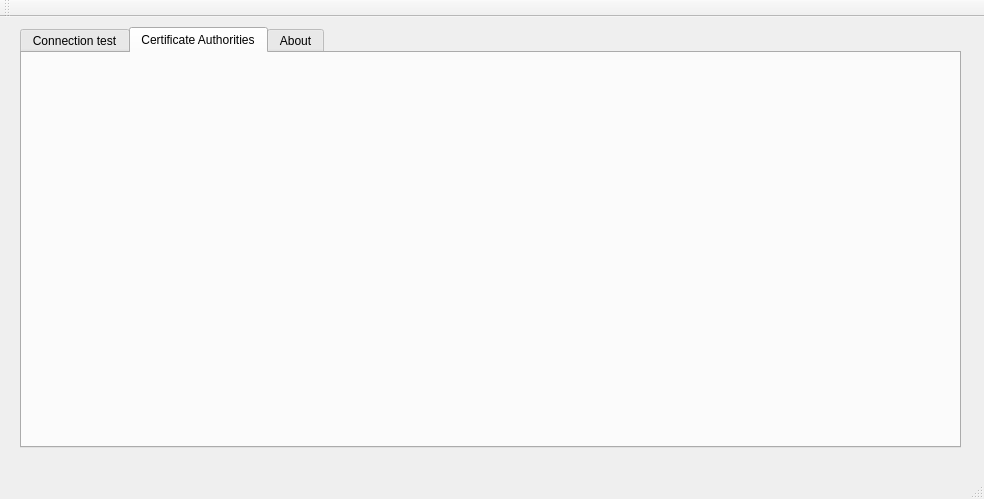
Above: mainwindow.ui from LoginPeople/Dr-SSL before the change. Below: the same form after it.
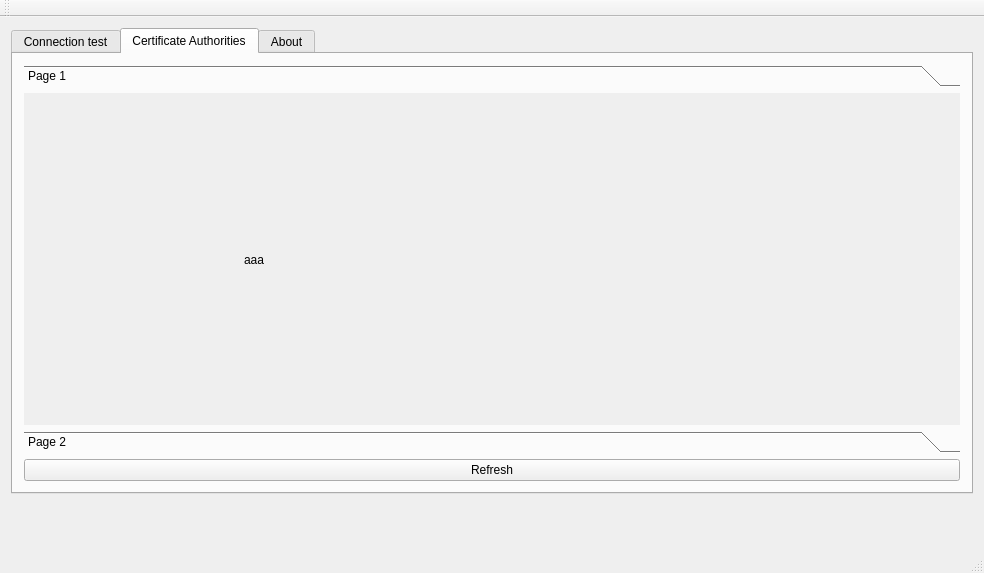
That is the form after the change. The open tabs and pages were chosen to show the change. Icons and pictures are not drawn.

Commit message: use a qtoolbox to display certificates, and add autoresize

Patch:
```diff
--- a/mainwindow.ui
+++ b/mainwindow.ui
@@ -7,7 +7,7 @@
     <x>0</x>
     <y>0</y>
     <width>984</width>
-    <height>499</height>
+    <height>573</height>
    </rect>
   </property>
   <property name="maximumSize">
@@ -23,47 +23,37 @@
    <set>Qt::ImhDigitsOnly</set>
   </property>
   <widget class="QWidget" name="centralWidget">
-   <widget class="QLabel" name="errorbox">
-    <property name="geometry">
-     <rect>
-      <x>40</x>
-      <y>410</y>
-      <width>601</width>
-      <height>20</height>
-     </rect>
-    </property>
-    <property name="text">
-     <string/>
-    </property>
-   </widget>
+   <property name="sizePolicy">
+    <sizepolicy hsizetype="Preferred" vsizetype="Preferred">
+     <horstretch>0</horstretch>
+     <verstretch>0</verstretch>
+    </sizepolicy>
+   </property>
+   <layout class="QGridLayout" name="gridLayout">
+    <item row="0" column="0">
    <widget class="QTabWidget" name="tabWidget">
-    <property name="geometry">
-     <rect>
-      <x>20</x>
-      <y>10</y>
-      <width>941</width>
-      <height>421</height>
-     </rect>
+      <property name="sizePolicy">
+       <sizepolicy hsizetype="Preferred" vsizetype="Preferred">
+        <horstretch>0</horstretch>
+        <verstretch>0</verstretch>
+       </sizepolicy>
+      </property>
+      <property name="autoFillBackground">
+       <bool>false</bool>
     </property>
     <property name="currentIndex">
-     <number>0</number>
+       <number>1</number>
     </property>
     <widget class="QWidget" name="tab">
      <attribute name="title">
       <string>Connection test</string>
      </attribute>
-     <widget class="QWidget" name="verticalLayoutWidget">
-      <property name="geometry">
-       <rect>
-        <x>10</x>
-        <y>10</y>
-        <width>911</width>
-        <height>381</height>
-       </rect>
-      </property>
-      <layout class="QVBoxLayout" name="verticalLayout">
+       <layout class="QVBoxLayout" name="verticalLayout_4">
        <item>
         <layout class="QHBoxLayout" name="horizontalLayout">
+          <property name="sizeConstraint">
+           <enum>QLayout::SetNoConstraint</enum>
+          </property>
          <item>
           <widget class="QLabel" name="lbl_host">
            <property name="text">
@@ -108,31 +98,107 @@
         </layout>
        </item>
        <item>
-        <widget class="QPlainTextEdit" name="log"/>
-       </item>
-      </layout>
-     </widget>
-     <zorder>log</zorder>
-     <zorder>verticalLayoutWidget</zorder>
+         <widget class="QPlainTextEdit" name="log">
+          <property name="sizePolicy">
+           <sizepolicy hsizetype="Preferred" vsizetype="Preferred">
+            <horstretch>0</horstretch>
+            <verstretch>0</verstretch>
+           </sizepolicy>
+          </property>
+         </widget>
+        </item>
+       </layout>
     </widget>
     <widget class="QWidget" name="tab_2">
      <attribute name="title">
       <string>Certificate Authorities</string>
      </attribute>
+       <layout class="QHBoxLayout" name="horizontalLayout_2">
+        <item>
+         <layout class="QVBoxLayout" name="verticalLayout_2">
+          <property name="sizeConstraint">
+           <enum>QLayout::SetNoConstraint</enum>
+          </property>
+          <item>
+           <widget class="QToolBox" name="toolBox">
+            <property name="currentIndex">
+             <number>0</number>
+            </property>
+            <widget class="QWidget" name="page">
+             <property name="geometry">
+              <rect>
+               <x>0</x>
+               <y>0</y>
+               <width>940</width>
+               <height>327</height>
+              </rect>
+             </property>
+             <attribute name="label">
+              <string>Page 1</string>
+             </attribute>
+             <widget class="QLabel" name="label_5">
+              <property name="geometry">
+               <rect>
+                <x>220</x>
+                <y>160</y>
+                <width>46</width>
+                <height>13</height>
+               </rect>
+              </property>
+              <property name="text">
+               <string>aaa</string>
+              </property>
+             </widget>
+            </widget>
+            <widget class="QWidget" name="page_2">
+             <property name="geometry">
+              <rect>
+               <x>0</x>
+               <y>0</y>
+               <width>911</width>
+               <height>357</height>
+              </rect>
+             </property>
+             <attribute name="label">
+              <string>Page 2</string>
+             </attribute>
+             <widget class="QLabel" name="label_4">
+              <property name="geometry">
+               <rect>
+                <x>90</x>
+                <y>30</y>
+                <width>46</width>
+                <height>13</height>
+               </rect>
+              </property>
+              <property name="text">
+               <string>abc</string>
+              </property>
+             </widget>
+            </widget>
+           </widget>
+          </item>
+          <item>
+           <widget class="QPushButton" name="refreshButton">
+            <property name="text">
+             <string>Refresh</string>
+            </property>
+           </widget>
+          </item>
+         </layout>
+        </item>
+       </layout>
+       <zorder>toolBox</zorder>
+       <zorder>refreshButton</zorder>
+       <zorder>refreshButton</zorder>
     </widget>
     <widget class="QWidget" name="tab_3">
      <attribute name="title">
       <string>About</string>
      </attribute>
+       <layout class="QVBoxLayout" name="verticalLayout_3">
+        <item>
      <widget class="QLabel" name="label">
-      <property name="geometry">
-       <rect>
-        <x>0</x>
-        <y>20</y>
-        <width>931</width>
-        <height>131</height>
-       </rect>
-      </property>
       <property name="text">
        <string/>
       </property>
@@ -143,15 +209,9 @@
        <set>Qt::AlignCenter</set>
       </property>
      </widget>
+        </item>
+        <item>
      <widget class="QLabel" name="label_2">
-      <property name="geometry">
-       <rect>
-        <x>0</x>
-        <y>170</y>
-        <width>931</width>
-        <height>31</height>
-       </rect>
-      </property>
       <property name="styleSheet">
        <string notr="true">font: 14pt &quot;Lucida Sans Unicode&quot;;</string>
       </property>
@@ -162,24 +222,50 @@
        <set>Qt::AlignHCenter|Qt::AlignTop</set>
       </property>
      </widget>
+        </item>
+        <item>
      <widget class="QLabel" name="label_3">
-      <property name="geometry">
-       <rect>
-        <x>390</x>
-        <y>200</y>
-        <width>121</width>
-        <height>31</height>
-       </rect>
-      </property>
       <property name="text">
        <string>Provided by &lt;a href=&quot;http://loginpeople.com&quot;&gt;LoginPeople&lt;/a&gt;</string>
       </property>
       <property name="textFormat">
        <enum>Qt::RichText</enum>
       </property>
-     </widget>
-    </widget>
-   </widget>
+          <property name="alignment">
+           <set>Qt::AlignCenter</set>
+          </property>
+         </widget>
+        </item>
+       </layout>
+      </widget>
+     </widget>
+    </item>
+    <item row="1" column="0">
+     <widget class="QLabel" name="errorbox">
+      <property name="sizePolicy">
+       <sizepolicy hsizetype="Preferred" vsizetype="Fixed">
+        <horstretch>0</horstretch>
+        <verstretch>0</verstretch>
+       </sizepolicy>
+      </property>
+      <property name="minimumSize">
+       <size>
+        <width>0</width>
+        <height>40</height>
+       </size>
+      </property>
+      <property name="maximumSize">
+       <size>
+        <width>16777215</width>
+        <height>40</height>
+       </size>
+      </property>
+      <property name="text">
+       <string/>
+      </property>
+     </widget>
+    </item>
+   </layout>
   </widget>
   <widget class="QMenuBar" name="menuBar">
    <property name="enabled">
```
Lines whose indentation alone changed are shown as unchanged.
